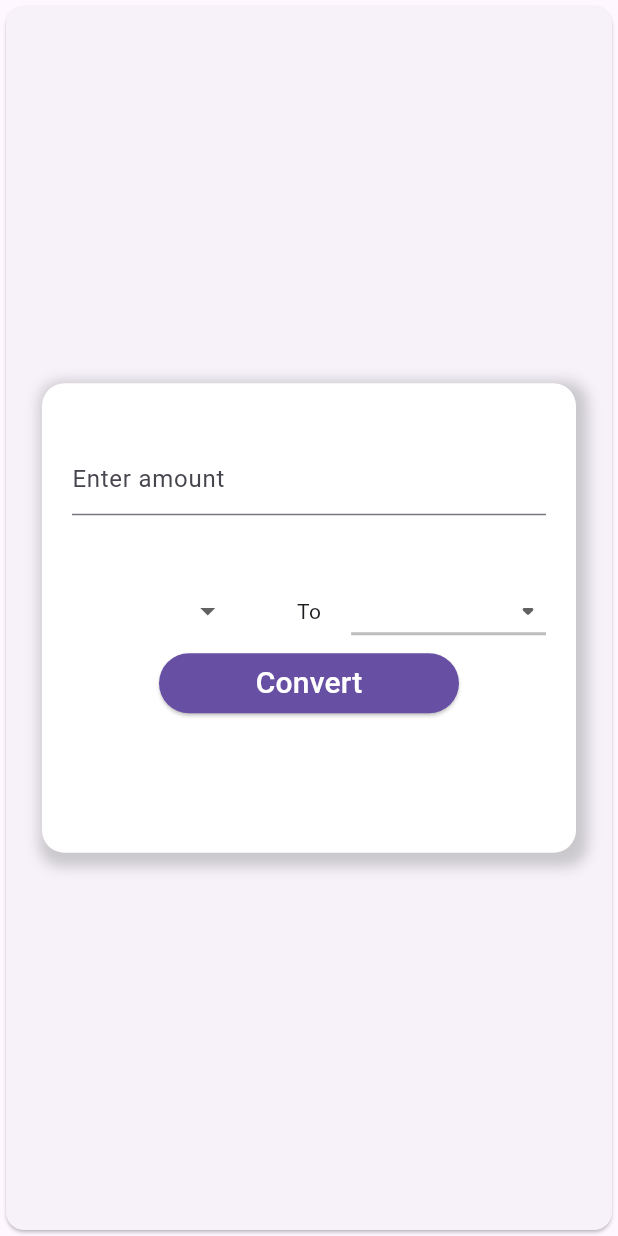
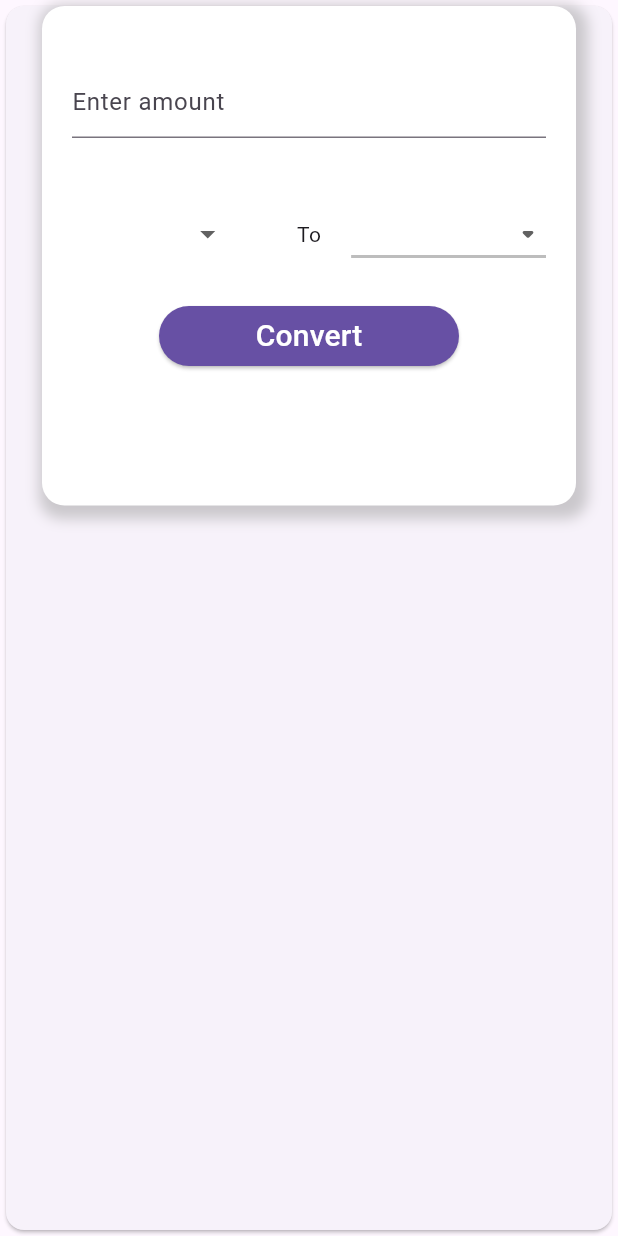
Before and after one commit to FumiMelvinDev/flutter_currency_converter, a Flutter app: the Convert widget shown alone on an empty page, opened directly with empty values, on a phone screen of 412 x 824 dp. Run offline on Flutter 3.47's test engine with Material 3 defaults, Android fonts, the phone set to English and light mode, and no system bars; our stand-ins replace flutter_dotenv; network calls fail.

Commit message:
Change convert card position to top

```diff
--- a/lib/components/convert.dart
+++ b/lib/components/convert.dart
@@ -30,7 +30,7 @@ class _ConvertState extends State<Convert> {
           padding: const EdgeInsets.symmetric(horizontal: 24),
           child: Column(
             crossAxisAlignment: CrossAxisAlignment.start,
-            mainAxisAlignment: MainAxisAlignment.center,
+            mainAxisAlignment: MainAxisAlignment.start,
             children: [
               Container(
                 width: MediaQuery.of(context).size.width,
@@ -50,8 +50,8 @@ class _ConvertState extends State<Convert> {
                   padding:
                       const EdgeInsets.symmetric(horizontal: 20, vertical: 40),
                   child: Column(
-                    mainAxisAlignment: MainAxisAlignment.center,
-                    crossAxisAlignment: CrossAxisAlignment.start,
+                    mainAxisAlignment: MainAxisAlignment.start,
+                    crossAxisAlignment: CrossAxisAlignment.center,
                     children: [
                       TextField(
                         key: const ValueKey('amount'),
@@ -127,9 +127,9 @@ class _ConvertState extends State<Convert> {
                               }).toList(),
                             ),
                           ),
-                          const SizedBox(height: 20),
                         ],
                       ),
+                      const SizedBox(height: 20),
                       Row(
                         mainAxisAlignment: MainAxisAlignment.center,
                         children: [
--- a/lib/screens/Home.dart
+++ b/lib/screens/Home.dart
@@ -77,7 +77,7 @@ class _HomeScreenState extends State<HomeScreen> {
                       return const Center(child: Text('Could Make Api Call'));
                     }
                     return Column(
-                      mainAxisAlignment: MainAxisAlignment.center,
+                      mainAxisAlignment: MainAxisAlignment.start,
                       children: [
                         Convert(
                           currencies: currSnapshot.data!,
```
